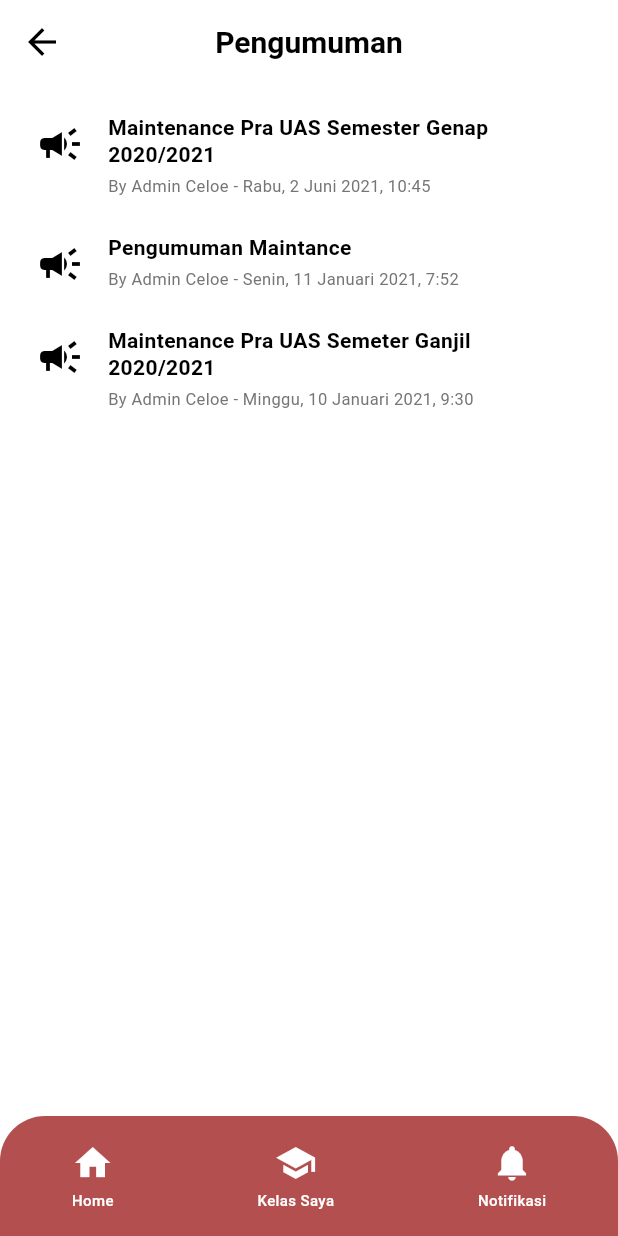
After one commit to Yogaseptiandwipratama/telkom, a Flutter app: the AnnouncementPage screen opened directly, on a phone screen of 412 x 824 dp. The commit adds this screen. Run offline on Flutter 3.47's test engine with Material 3 defaults, Android fonts, the phone set to English and light mode, and no system bars.

Commit message:
menambahkan fitur pengumuman dan memperaiki notifikasi

```diff
--- /dev/null
+++ b/lib/presentation/pages/announcement_page.dart
@@ -0,0 +1,155 @@
+import 'package:flutter/material.dart';
+
+class AnnouncementPage extends StatelessWidget {
+  const AnnouncementPage({super.key});
+
+  @override
+  Widget build(BuildContext context) {
+    return Scaffold(
+      backgroundColor: Colors.white,
+      appBar: AppBar(
+        backgroundColor: Colors.white,
+        elevation: 0,
+        leading: IconButton(
+          icon: const Icon(Icons.arrow_back, color: Colors.black, size: 28),
+          onPressed: () => Navigator.pop(context),
+        ),
+        centerTitle: true,
+        title: const Text(
+          'Pengumuman',
+          style: TextStyle(
+            color: Colors.black,
+            fontWeight: FontWeight.bold,
+            fontSize: 20,
+          ),
+        ),
+      ),
+      body: Stack(
+        children: [
+          ListView(
+            padding: const EdgeInsets.symmetric(horizontal: 24, vertical: 20),
+            children: [
+              _buildAnnouncementItem(
+                title: 'Maintenance Pra UAS Semester Genap 2020/2021',
+                subtitle: 'By Admin Celoe - Rabu, 2 Juni 2021, 10:45',
+              ),
+              const SizedBox(height: 24),
+              _buildAnnouncementItem(
+                title: 'Pengumuman Maintance',
+                subtitle: 'By Admin Celoe - Senin, 11 Januari 2021, 7:52',
+              ),
+              const SizedBox(height: 24),
+              _buildAnnouncementItem(
+                title: 'Maintenance Pra UAS Semeter Ganjil 2020/2021',
+                subtitle: 'By Admin Celoe - Minggu, 10 Januari 2021, 9:30',
+              ),
+              const SizedBox(height: 100), // Space for bottom nav
+            ],
+          ),
+          Positioned(
+            left: 0,
+            right: 0,
+            bottom: 0,
+            child: _buildBottomNavigationBar(context),
+          ),
+        ],
+      ),
+    );
+  }
+
+  Widget _buildAnnouncementItem({
+    required String title,
+    required String subtitle,
+  }) {
+    return Row(
+      crossAxisAlignment: CrossAxisAlignment.start,
+      children: [
+        // Icon
+        Padding(
+          padding: const EdgeInsets.only(top: 4.0, right: 16.0),
+          child: const Icon(
+            Icons.campaign, // Megaphone icon
+            size: 32,
+            color: Colors.black,
+          ),
+        ),
+        // Text Content
+        Expanded(
+          child: Column(
+            crossAxisAlignment: CrossAxisAlignment.start,
+            children: [
+              Text(
+                title,
+                style: const TextStyle(
+                  color: Colors.black,
+                  fontSize: 14,
+                  fontWeight: FontWeight.w600,
+                  height: 1.3,
+                ),
+              ),
+              const SizedBox(height: 4),
+              Text(
+                subtitle,
+                style: TextStyle(
+                  color: Colors.grey[600],
+                  fontSize: 11,
+                  fontWeight: FontWeight.normal,
+                ),
+              ),
+            ],
+          ),
+        ),
+      ],
+    );
+  }
+
+  Widget _buildBottomNavigationBar(BuildContext context) {
+    return Container(
+      height: 80,
+      decoration: const BoxDecoration(
+        color: Color(0xFFB44F4F),
+        borderRadius: BorderRadius.only(
+          topLeft: Radius.circular(30),
+          topRight: Radius.circular(30),
+        ),
+      ),
+      child: Row(
+        mainAxisAlignment: MainAxisAlignment.spaceAround,
+        children: [
+          _buildNavItem(context, Icons.home, 'Home', 0),
+          _buildNavItem(context, Icons.school, 'Kelas Saya', 1),
+          _buildNavItem(context, Icons.notifications, 'Notifikasi', 2),
+        ],
+      ),
+    );
+  }
+
+  Widget _buildNavItem(BuildContext context, IconData icon, String label, int index) {
+    return GestureDetector(
+      onTap: () {
+        if (index == 0) {
+          Navigator.pop(context); // Assuming Home is back in stack or use named route
+        }
+      },
+      child: Column(
+        mainAxisAlignment: MainAxisAlignment.center,
+        children: [
+          Icon(
+            icon,
+            color: Colors.white,
+            size: 28,
+          ),
+          const SizedBox(height: 4),
+          Text(
+            label,
+            style: const TextStyle(
+              color: Colors.white,
+              fontSize: 10,
+              fontWeight: FontWeight.w500,
+            ),
+          ),
+        ],
+      ),
+    );
+  }
+}
--- a/lib/presentation/pages/home_page.dart
+++ b/lib/presentation/pages/home_page.dart
@@ -1,5 +1,7 @@
 import 'package:flutter/material.dart';
 import 'profile_page.dart';
+import 'notification_page.dart';
+import 'announcement_page.dart';
 
 class HomePage extends StatefulWidget {
   const HomePage({super.key});
@@ -205,7 +207,12 @@ class _HomePageState extends State<HomePage> {
                 ),
               ),
               TextButton(
-                onPressed: () {},
+                onPressed: () {
+                   Navigator.push(
+                    context,
+                    MaterialPageRoute(builder: (context) => const AnnouncementPage()),
+                  );
+                },
                 child: const Text(
                   'Lihat Semua',
                   style: TextStyle(
@@ -217,8 +224,14 @@ class _HomePageState extends State<HomePage> {
             ],
           ),
           const SizedBox(height: 8),
-          // Need an image here, using a placeholder for now as per instructions
-          Container(
+          GestureDetector(
+            onTap: () {
+               Navigator.push(
+                context,
+                MaterialPageRoute(builder: (context) => const AnnouncementPage()),
+              );
+            },
+            child: Container(
               height: 150,
               width: double.infinity,
               decoration: BoxDecoration(
@@ -233,6 +246,7 @@ class _HomePageState extends State<HomePage> {
                   errorBuilder: (context, error, stackTrace) {
                     return const Center(child: Text("Image Not Found", style: TextStyle(color: Colors.grey)));
                   },
+                ),
               ),
             ),
           ),
@@ -387,6 +401,17 @@ class _HomePageState extends State<HomePage> {
         setState(() {
           _selectedIndex = index;
         });
+
+         if (index == 2) { // Notifikasi
+           Navigator.push(
+            context,
+            MaterialPageRoute(builder: (context) => const NotificationPage()),
+          ).then((_) {
+               setState(() {
+                 _selectedIndex = 0;
+               });
+          });
+        }
       },
       child: Column(
         mainAxisAlignment: MainAxisAlignment.center,
```
Lines whose indentation alone changed are shown as unchanged.
